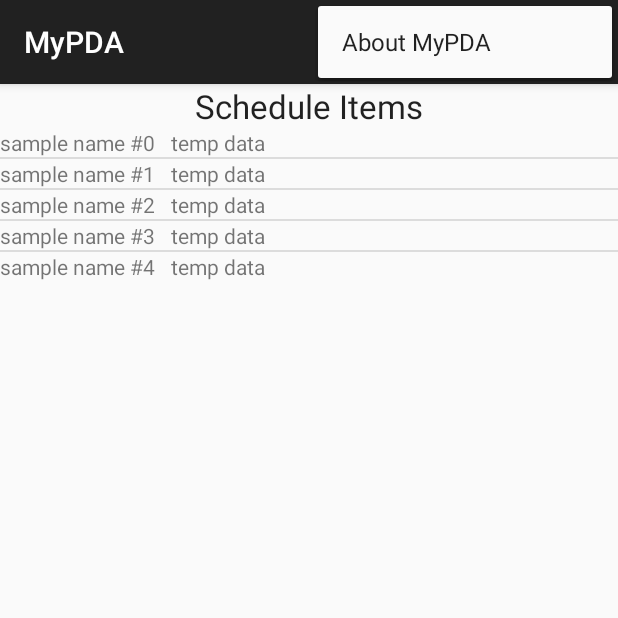
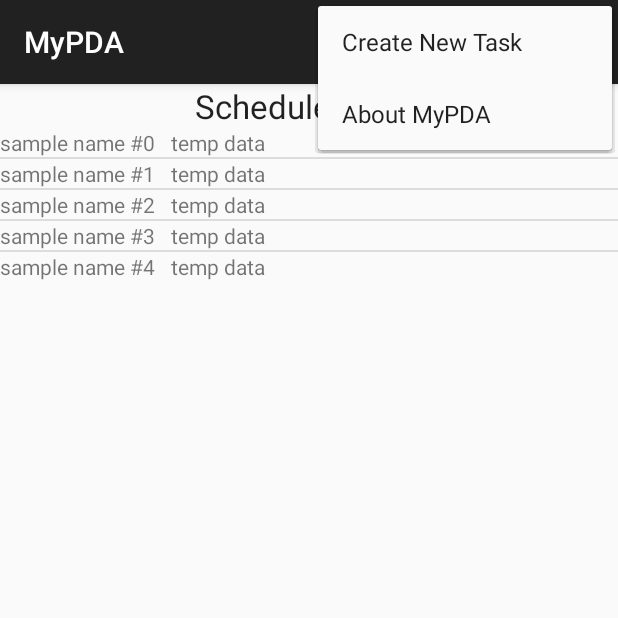
Before and after one commit to T-Graves/MyPDA, an Android app: the fragment ScheduleItemsMenuFragment placed in its activity, with the options menu open, on a phone screen of 412 x 824 dp, the top half of it. Run offline under Robolectric (Android 15) with nearby library versions, the phone set to English and light mode, and no system bars.

Commit message:
Working on schedule function

```diff
--- a/app/src/main/java/com/gravestristan/mypda/MainMenuFragment.java
+++ b/app/src/main/java/com/gravestristan/mypda/MainMenuFragment.java
@@ -30,7 +30,7 @@ public class MainMenuFragment extends Fragment implements AppStatics{
     public View onCreateView(LayoutInflater inflater, ViewGroup container, Bundle savedInstanceState) {
         View view = inflater.inflate(R.layout.fragment_main_menu, container, false);
 
-        mScheduleButton = (Button) view.findViewById(R.id.schedule);
+        mScheduleButton = (Button) view.findViewById(R.id.schedule_button);
         mScheduleButton.setOnClickListener(new View.OnClickListener(){
             @Override
             public void onClick(View v){
@@ -41,7 +41,7 @@ public class MainMenuFragment extends Fragment implements AppStatics{
             }
         });
 
-        mNotesButton = (Button) view.findViewById(R.id.notes);
+        mNotesButton = (Button) view.findViewById(R.id.notes_button);
         mNotesButton.setOnClickListener(new View.OnClickListener(){
             @Override
             public void onClick(View v){
@@ -52,7 +52,7 @@ public class MainMenuFragment extends Fragment implements AppStatics{
             }
         });
 
-        mWorkoutsButton = (Button) view.findViewById(R.id.workouts);
+        mWorkoutsButton = (Button) view.findViewById(R.id.workouts_button);
         mWorkoutsButton.setOnClickListener(new View.OnClickListener(){
             @Override
             public void onClick(View v){
@@ -63,7 +63,7 @@ public class MainMenuFragment extends Fragment implements AppStatics{
             }
         });
 
-        mGeneralButton = (Button) view.findViewById(R.id.general);
+        mGeneralButton = (Button) view.findViewById(R.id.general_button);
         mGeneralButton.setOnClickListener(new View.OnClickListener() {
             @Override
             public void onClick(View v) {
--- a/app/src/main/java/com/gravestristan/mypda/MyPDAMainActivity.java
+++ b/app/src/main/java/com/gravestristan/mypda/MyPDAMainActivity.java
@@ -20,8 +20,8 @@ public class MyPDAMainActivity extends SingleFragmentActivity implements AppStat
 
     @Override
     public boolean onCreateOptionsMenu(Menu menu) {
-        //return super.onCreateOptionsMenu(menu);
         getMenuInflater().inflate(R.menu.menu_main, menu);
+        menu.findItem(R.id.action_new_task).setVisible(false);
         return true;
     }
 
--- a/app/src/main/java/com/gravestristan/mypda/ScheduleItemsMenuFragment.java
+++ b/app/src/main/java/com/gravestristan/mypda/ScheduleItemsMenuFragment.java
@@ -2,6 +2,7 @@ package com.gravestristan.mypda;
 
 import android.os.Bundle;
 import android.support.v4.app.Fragment;
+import android.support.v4.app.FragmentTransaction;
 import android.view.LayoutInflater;
 import android.view.Menu;
 import android.view.MenuInflater;
@@ -45,9 +46,14 @@ public class ScheduleItemsMenuFragment extends Fragment implements AppStatics{
         return view;
     }
 
-    @Override
+    /*@Override
     public void onCreateOptionsMenu(Menu menu, MenuInflater inflater) {
         super.onCreateOptionsMenu(menu, inflater);
+    }*/
+
+    @Override
+    public void onPrepareOptionsMenu(Menu menu) {
+        menu.findItem(R.id.action_new_task).setVisible(true);
     }
 
     @Override
@@ -55,6 +61,14 @@ public class ScheduleItemsMenuFragment extends Fragment implements AppStatics{
         switch (item.getItemId()){
             case android.R.id.home:
                 getFragmentManager().popBackStack();
+                return true;
+            case R.id.action_new_task:
+                ScheduleItemsCreationFragment createNewItem = new ScheduleItemsCreationFragment();
+
+                FragmentTransaction transaction = getFragmentManager().beginTransaction();
+                transaction.replace(R.id.fragmentContainer, createNewItem);
+                transaction.addToBackStack(null);
+                transaction.commit();
                 return true;
             default:
                 return super.onOptionsItemSelected(item);
@@ -81,8 +95,8 @@ public class ScheduleItemsMenuFragment extends Fragment implements AppStatics{
             }
             ScheduleItems schItems = getItem(position);
 
-            TextView mTaskName = (TextView) convertView.findViewById(R.id.taskName);
-            TextView mTaskDate = (TextView) convertView.findViewById(R.id.taskDate);
+            TextView mTaskName = (TextView) convertView.findViewById(R.id.task_name);
+            TextView mTaskDate = (TextView) convertView.findViewById(R.id.task_date);
 
             if(mTaskName != null){
                 mTaskName.setText(schItems.getTaskName());
--- a/app/src/main/res/layout/schedule_detail_line.xml
+++ b/app/src/main/res/layout/schedule_detail_line.xml
@@ -13,7 +13,7 @@
             android:layout_width="wrap_content"
             android:layout_height="wrap_content"
             android:text="New Text"
-            android:id="@+id/taskName"
+            android:id="@+id/task_name"
             android:layout_gravity="left" />
 
         <TextView
@@ -27,7 +27,7 @@
             android:layout_width="wrap_content"
             android:layout_height="wrap_content"
             android:text="New Text"
-            android:id="@+id/taskDate"
+            android:id="@+id/task_date"
             android:layout_gravity="right" />
 
     </LinearLayout>
--- a/app/src/main/res/menu/menu_main.xml
+++ b/app/src/main/res/menu/menu_main.xml
@@ -1,6 +1,11 @@
 <?xml version="1.0" encoding="utf-8"?>
 <menu xmlns:android="http://schemas.android.com/apk/res/android"
     xmlns:app="http://schemas.android.com/tools">
+
+    <item
+        android:id="@+id/action_new_task"
+        android:title="@string/action_new_task"
+        app:showAsAction="never" />
 
     <item
         android:id="@+id/action_help"
--- a/app/src/main/res/values/strings.xml
+++ b/app/src/main/res/values/strings.xml
@@ -2,6 +2,7 @@
     <string name="app_name">MyPDA</string>
 
     <string name="action_about">About MyPDA</string>
+    <string name="action_new_task">Create New Task</string>
 
     <string name="schedule_button">Schedule</string>
     <string name="notes_button">Notes</string>
```
Also changed, not shown: app/src/main/java/com/gravestristan/mypda/ScheduleItemsCreationFragment.java (+10 -2 lines), app/src/main/res/layout/fragment_main_menu.xml (+4 -4 lines), app/src/main/res/layout/fragment_schedule_item_creation.xml (+59 -0 lines).
